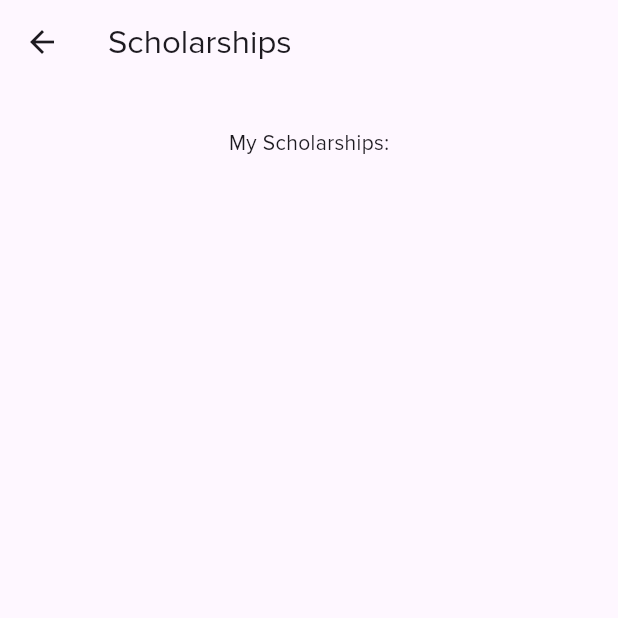
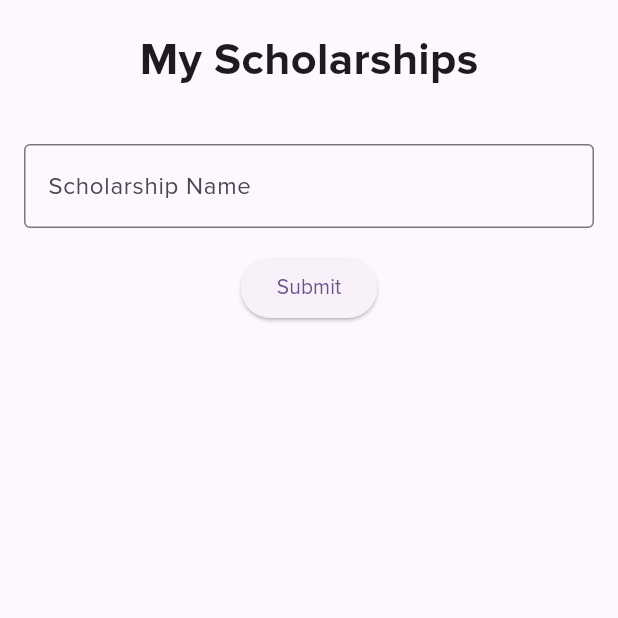
Before and after one commit to maureensanchez99/financial_awareness, a Flutter app: the Scholarships screen opened directly, on a phone screen of 412 x 824 dp, the top half of it. Run offline on Flutter 3.47's test engine with Material 3 defaults, Android fonts, the phone set to English and light mode, and no system bars.

Commit message:
users able to put in input

```diff
--- a/lib/pages/home_page.dart
+++ b/lib/pages/home_page.dart
@@ -19,7 +19,7 @@ class _HomePageState extends State<HomePage> {
     const HomePageContent(),
     const UserProfile(),
     const FafsaOverview(),
-    const Scholarships(),
+    Scholarships(),
     const Calendar(),
   ];
 
--- a/lib/pages/scholarships.dart
+++ b/lib/pages/scholarships.dart
@@ -1,12 +1,13 @@
 import 'package:flutter/material.dart';
 
 class Scholarships extends StatelessWidget {
-  const Scholarships({super.key});
+  Scholarships({super.key});
+
+  final GlobalKey<FormState> _formKey = GlobalKey<FormState>();
 
   @override
   Widget build(BuildContext context) {
     return Scaffold(
-      appBar: AppBar(title: const Text('Scholarships')),
       body: Center(
         child: Column(
           children: [
@@ -15,9 +16,42 @@ class Scholarships extends StatelessWidget {
               height: 80,
               alignment: Alignment.center,
               child: const Text(
-                "My Scholarships:",
+                "My Scholarships",
                 style: TextStyle(
-
+                  fontFamily: 'ProximaNova',
+                  fontSize: 30,
+                  fontWeight: FontWeight.bold,
+                ),
+              ),
+            ),
+            Padding(
+              padding: const EdgeInsets.all(16.0),
+              child: Form(
+                key: _formKey,
+                child: Column(
+                  children: [
+                    TextFormField(
+                      decoration: const InputDecoration(
+                        hintText: 'Scholarship Name',
+                        border: OutlineInputBorder(),
+                      ),
+                      validator: (String? value) {
+                        if (value == null || value.isEmpty) {
+                          return 'Please enter some text';
+                        }
+                        return null;
+                      },
+                    ),
+                    const SizedBox(height: 16.0),
+                    ElevatedButton(
+                      onPressed: () {
+                        if (_formKey.currentState!.validate()) {
+                          // Perform form submission logic
+                        }
+                      },
+                      child: const Text('Submit'),
+                    ),
+                  ],
                 ),
               ),
             ),
```
